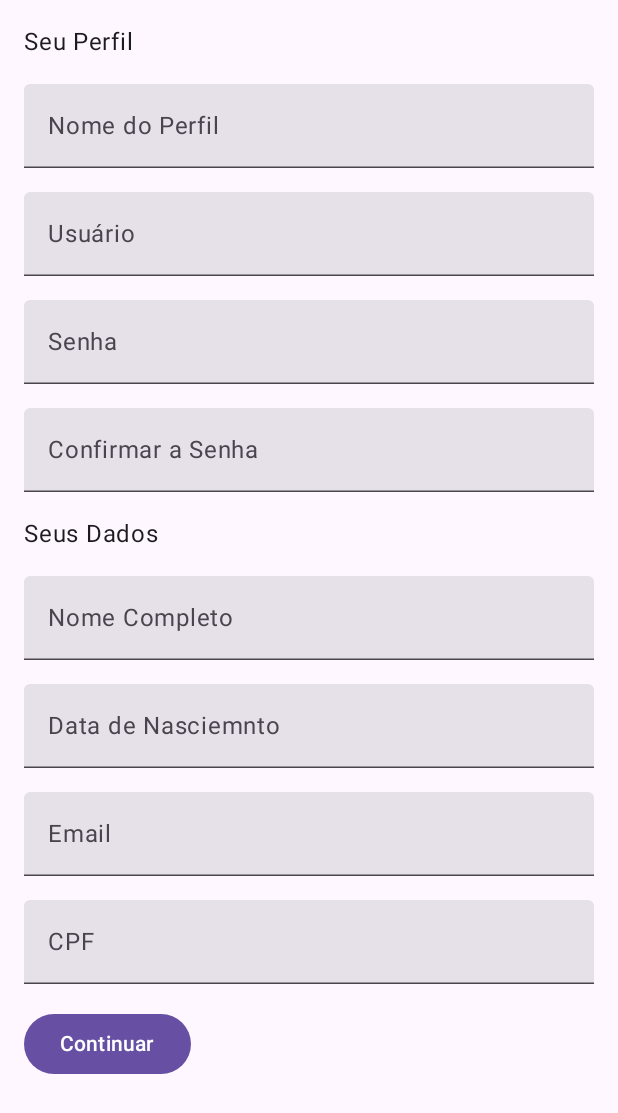
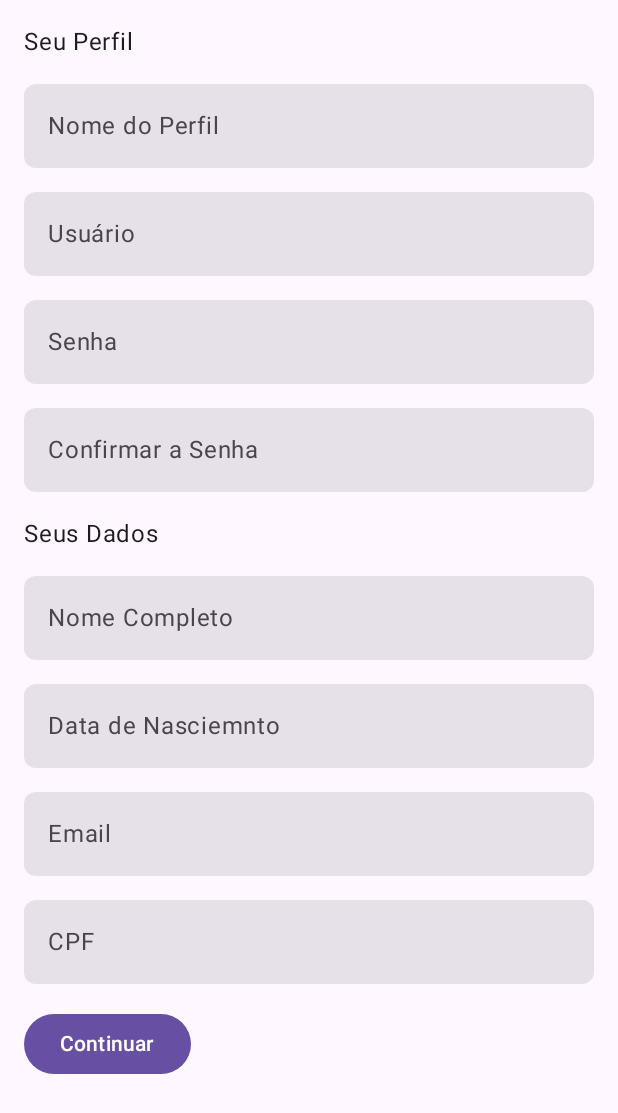
Before and after one commit to leonanmar886/arara, an Android app built with Jetpack Compose: the screen it shows after launch (MainActivity), on a phone screen of 412 x 824 dp. Shown: the top 1113 px of the screen. Run offline under Robolectric (Android 15) with nearby library versions, the phone set to English and light mode, and no system bars.

Commit message:
input field styles have been updated

```diff
--- a/app/src/main/java/com/example/arara/ui/components/StyledInputField.kt
+++ b/app/src/main/java/com/example/arara/ui/components/StyledInputField.kt
@@ -2,14 +2,17 @@ package com.example.arara.ui.components
 
 import androidx.compose.foundation.layout.Column
 import androidx.compose.foundation.text.KeyboardOptions
+import androidx.compose.material3.ExperimentalMaterial3Api
 import androidx.compose.material3.MaterialTheme
 import androidx.compose.material3.Text
 import androidx.compose.material3.TextField
+import androidx.compose.material3.TextFieldDefaults
 import androidx.compose.runtime.Composable
 import androidx.compose.ui.Modifier
 import androidx.compose.ui.graphics.Color
 import androidx.compose.ui.text.input.VisualTransformation
 
+@OptIn(ExperimentalMaterial3Api::class)
 @Composable
 fun InputField(
   value: String,
@@ -29,6 +32,13 @@ fun InputField(
       keyboardOptions = keyboardOptions,
       isError = errorMessage.isNotEmpty(),
       singleLine = true,
+      shape = MaterialTheme.shapes.small,
+      colors = TextFieldDefaults.colors(
+        cursorColor = Color.Black,
+        disabledLabelColor = Color.LightGray,
+        focusedIndicatorColor = Color.Transparent,
+        unfocusedIndicatorColor = Color.Transparent
+      ),
       modifier = modifier
     )
     if(errorMessage.isNotEmpty()) {
```
